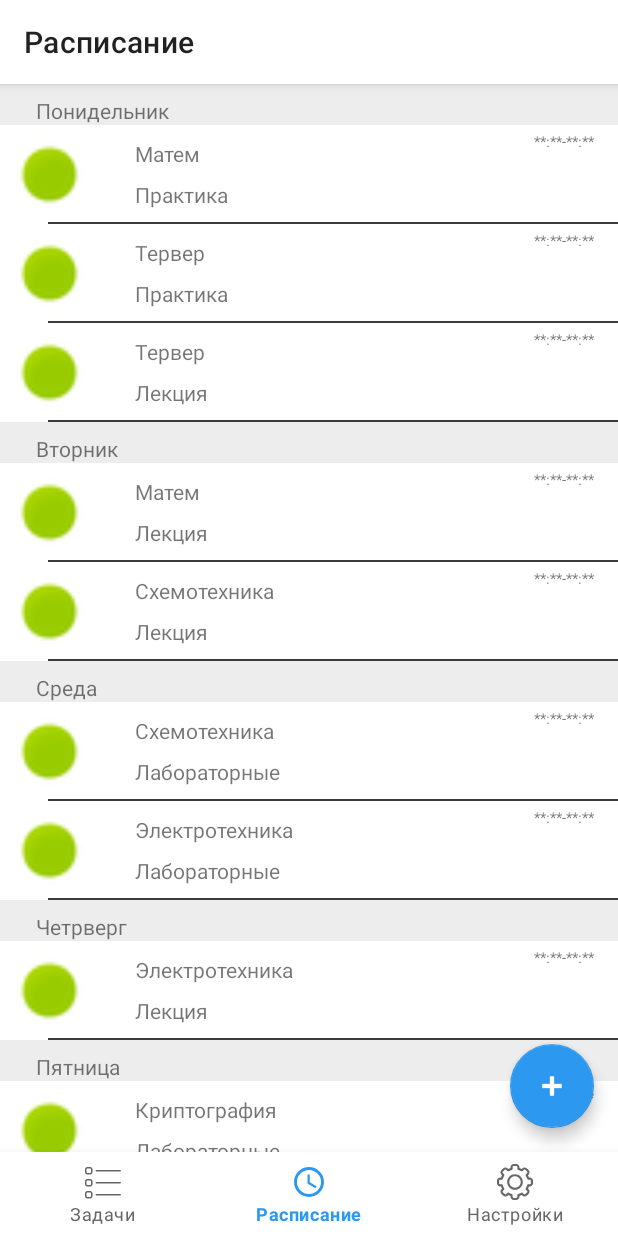
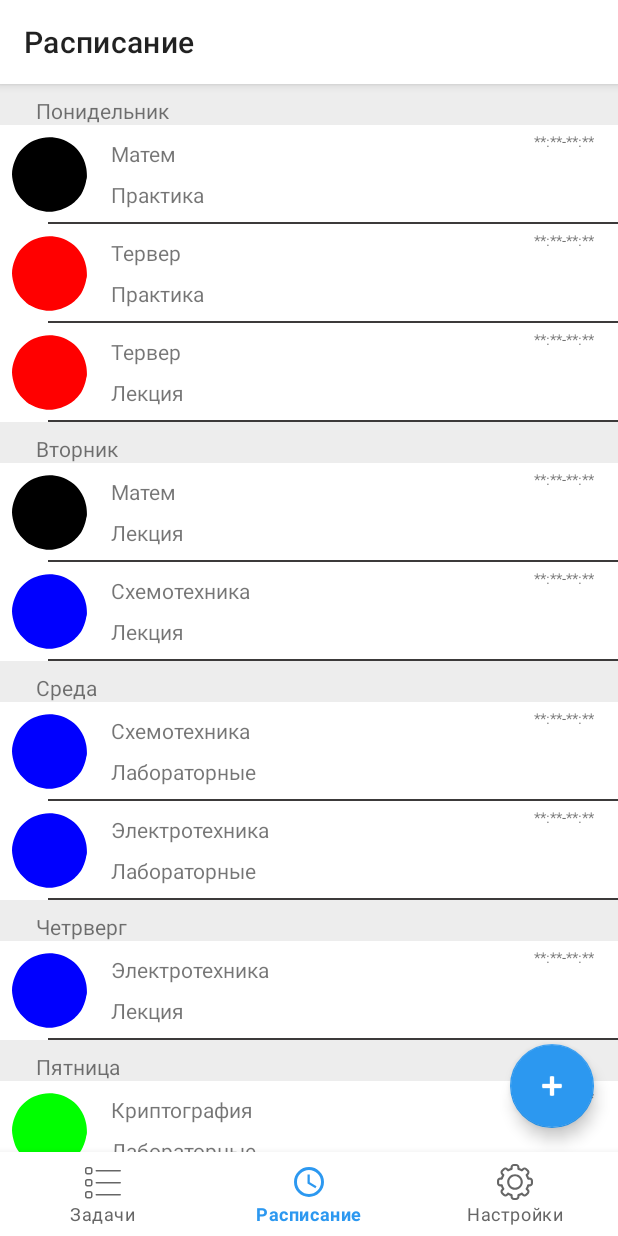
Before and after one commit to tent1s/schedule, an Android app: the screen it shows after launch (MainActivity), on a phone screen of 412 x 824 dp. Run offline under Robolectric (Android 15) with nearby library versions, the phone set to English and light mode, and no system bars; our stand-ins replace Room's generated code, Timber, data binding, navigation-ui.

Commit message:
timetable color add

```diff
--- a/app/src/main/java/com/tent1s/android/schedule/database/TimetableList.kt
+++ b/app/src/main/java/com/tent1s/android/schedule/database/TimetableList.kt
@@ -25,6 +25,6 @@ data class TimetableList(
     @ColumnInfo(name = "timetable_day_week")
     var timetableDayWeek: Int = -1,
 
-//    @ColumnInfo(name = "timetable_color_id")
-//    var timetableColorId: Int = -1
+    @ColumnInfo(name = "timetable_color_id")
+    var timetableColorId: Int = -1
 )
--- a/app/src/main/java/com/tent1s/android/schedule/repository/TimetableRepository.kt
+++ b/app/src/main/java/com/tent1s/android/schedule/repository/TimetableRepository.kt
@@ -43,6 +43,7 @@ class TimetableRepository : Application()  {
                             findDay = x + 1
                             item.title = itemDate.timetableTitle
                             item.inf = itemDate.timetableInformation
+                            item.colorId = itemDate.timetableColorId
                             break
                         }
                     }
@@ -69,19 +70,19 @@ class TimetableRepository : Application()  {
         private fun getAllTimetable(): ArrayList<TimetableList> {
             var timetable = ArrayList<TimetableList>()
 
-            timetable.add(TimetableList(0,"Матем", "Лекция", 1))
-            timetable.add(TimetableList(1,"Матем", "Практика", 0))
-            timetable.add(TimetableList(2,"Схемотехника", "Лекция", 1))
-            timetable.add(TimetableList(3,"Схемотехника", "Лабораторные", 2))
-            timetable.add(TimetableList(4,"Электротехника", "Лекция", 3))
-            timetable.add(TimetableList(5,"Электротехника", "Лабораторные", 2))
-            timetable.add(TimetableList(6,"Криптография", "Лабораторные", 4))
-            timetable.add(TimetableList(7,"Криптография", "Практика", 4))
-            timetable.add(TimetableList(8,"Криптография", "Лекция", 5))
-            timetable.add(TimetableList(9,"ОС", "Практика", 4))
-            timetable.add(TimetableList(10,"ОС", "Лекция", 4))
-            timetable.add(TimetableList(11,"Тервер", "Практика", 0))
-            timetable.add(TimetableList(12,"Тервер", "Лекция", 0))
+            timetable.add(TimetableList(0,"Матем", "Лекция", 1,0))
+            timetable.add(TimetableList(1,"Матем", "Практика", 0,0))
+            timetable.add(TimetableList(2,"Схемотехника", "Лекция", 1,1))
+            timetable.add(TimetableList(3,"Схемотехника", "Лабораторные", 2,1))
+            timetable.add(TimetableList(4,"Электротехника", "Лекция", 3,1))
+            timetable.add(TimetableList(5,"Электротехника", "Лабораторные", 2,1))
+            timetable.add(TimetableList(6,"Криптография", "Лабораторные", 4,2))
+            timetable.add(TimetableList(7,"Криптография", "Практика", 4,2))
+            timetable.add(TimetableList(8,"Криптография", "Лекция", 5,2))
+            timetable.add(TimetableList(9,"ОС", "Практика", 4,3))
+            timetable.add(TimetableList(10,"ОС", "Лекция", 4,3))
+            timetable.add(TimetableList(11,"Тервер", "Практика", 0,4))
+            timetable.add(TimetableList(12,"Тервер", "Лекция", 0,4))
 
             return timetable
         }
@@ -97,6 +98,7 @@ class TimetableRepository : Application()  {
     class ContentItem : ListItem() {
         var title: String? = null
         var inf: String? = null
+        var colorId: Int? = null
     }
 
     open class ListItem {
--- a/app/src/main/java/com/tent1s/android/schedule/ui/timetable/TimetableAdapter.kt
+++ b/app/src/main/java/com/tent1s/android/schedule/ui/timetable/TimetableAdapter.kt
@@ -1,5 +1,7 @@
 package com.tent1s.android.schedule.ui.timetable
 
+import android.graphics.Color
+import android.graphics.PorterDuff
 import android.view.LayoutInflater
 import android.view.ViewGroup
 import androidx.recyclerview.widget.RecyclerView
@@ -73,6 +75,13 @@ class TimetableAdapter(var list: List<TimetableRepository.ListItem>) : RecyclerV
         fun bind(item: TimetableRepository.ContentItem){
             binding.timetableTitle.text = item.title
             binding.timetableInf.text = item.inf
+            when(item.colorId) {
+                0 -> binding.timetableColor.setColorFilter(Color.BLACK, PorterDuff.Mode.SRC_ATOP)
+                1 -> binding.timetableColor.setColorFilter(Color.BLUE, PorterDuff.Mode.SRC_ATOP)
+                2 -> binding.timetableColor.setColorFilter(Color.GREEN, PorterDuff.Mode.SRC_ATOP)
+                3 -> binding.timetableColor.setColorFilter(Color.YELLOW, PorterDuff.Mode.SRC_ATOP)
+                4 -> binding.timetableColor.setColorFilter(Color.RED, PorterDuff.Mode.SRC_ATOP)
+            }
         }
 
         companion object {
--- /dev/null
+++ b/app/src/main/res/drawable/timetable_color.xml
@@ -0,0 +1,10 @@
+<vector xmlns:android="http://schemas.android.com/apk/res/android"
+    android:width="200dp"
+    android:height="200dp"
+    android:viewportWidth="200"
+    android:viewportHeight="200">
+  <path
+      android:pathData="M81,2.5c-24.1,5.3 -38.6,13.4 -55.3,30.9 -14.5,15.1 -25.7,44.1 -25.7,66.1 0,9.1 3.1,25 7.1,35.9 5.1,14 10.9,22.9 23.3,35.1 10.2,10.2 12,11.5 22.6,16.8 13.1,6.5 25.2,10.2 38.6,11.9 20.6,2.5 49.9,-5.9 68.1,-19.6 8.6,-6.5 20.6,-19.5 25.4,-27.7 5,-8.4 10.5,-23 12,-31.9 0.5,-3.6 1.5,-7.4 2,-8.6 1.4,-2.8 0.6,-20.1 -1.4,-30.1 -3.2,-15.5 -8.2,-27.3 -17.2,-39.9 -6.1,-8.6 -11.3,-13.7 -22,-21.8 -21.2,-16.1 -51.7,-22.8 -77.5,-17.1z"
+      android:fillColor="#ffffff"/>
+      //android:strokeColor="#00000000"
+</vector>
--- a/app/src/main/res/layout/list_item_timetable.xml
+++ b/app/src/main/res/layout/list_item_timetable.xml
@@ -16,7 +16,7 @@
             android:id="@+id/timetable_title"
             android:layout_width="0dp"
             android:layout_height="wrap_content"
-            android:layout_marginStart="32dp"
+            android:layout_marginStart="16dp"
             android:layout_marginTop="9dp"
             android:layout_marginEnd="8dp"
             android:text="Мат логика"
@@ -55,13 +55,14 @@
             app:layout_constraintStart_toStartOf="parent"
             app:layout_constraintTop_toTopOf="parent"
             app:layout_constraintVertical_bias="0.0"
-            app:srcCompat="@android:drawable/presence_online" />
+            app:srcCompat="@drawable/timetable_color"
+            tools:ignore="VectorDrawableCompat" />
 
         <TextView
             android:id="@+id/timetable_inf"
             android:layout_width="0dp"
             android:layout_height="wrap_content"
-            android:layout_marginStart="32dp"
+            android:layout_marginStart="16dp"
             android:layout_marginTop="8dp"
             android:layout_marginEnd="8dp"
             android:layout_marginBottom="8dp"
```
